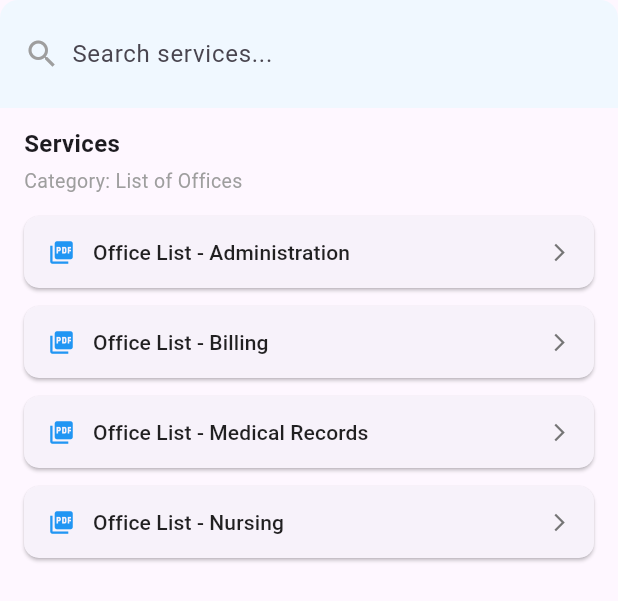
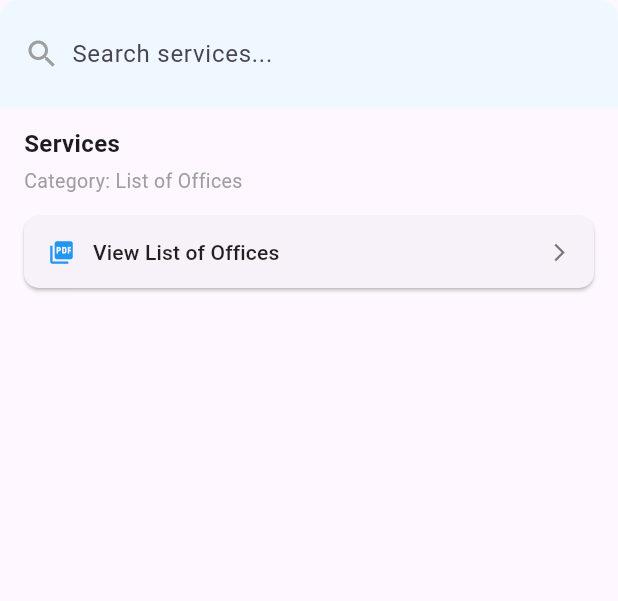
Before and after one commit to CarLCode02/Rence-Rens, a Flutter app: the ListOfOfficesView widget shown alone on an empty page, opened directly, on a phone screen of 412 x 824 dp. Shown: the top 601 px of the screen. Run offline on Flutter 3.47's test engine with Material 3 defaults, Android fonts, the phone set to English and light mode, and no system bars; missing offline and left inert: pdfrx; network calls fail.

Commit message:
edited the list of office and the feedback

```diff
--- a/lib/category_views/list_of_offices_view.dart
+++ b/lib/category_views/list_of_offices_view.dart
@@ -18,10 +18,8 @@ class _ListOfOfficesViewState extends State<ListOfOfficesView> {
   List<String> get services {
     return widget.buttonNames ??
         const [
-      'Office List - Administration',
-      'Office List - Billing',
-      'Office List - Medical Records',
-      'Office List - Nursing',
+      'View List of Offices',
+
     ];
   }
 
@@ -102,12 +100,12 @@ class _ListOfOfficesViewState extends State<ListOfOfficesView> {
               mainAxisSize: MainAxisSize.min,
               children: [
                 const Text(
-                  'PDF not found in assets yet.',
+                  'uda',
                   style: TextStyle(fontSize: 16, fontWeight: FontWeight.bold),
                 ),
                 const SizedBox(height: 8),
                 Text(
-                  'Paste your PDF here and re-run:\n$assetPath',
+                  'uda pa su file sadto folder asset\n$assetPath',
                   textAlign: TextAlign.center,
                   style: const TextStyle(color: Colors.grey),
                 ),
```
Also changed, not shown: lib/category_views/feedback_complaints_view.dart (+4 -5 lines).
